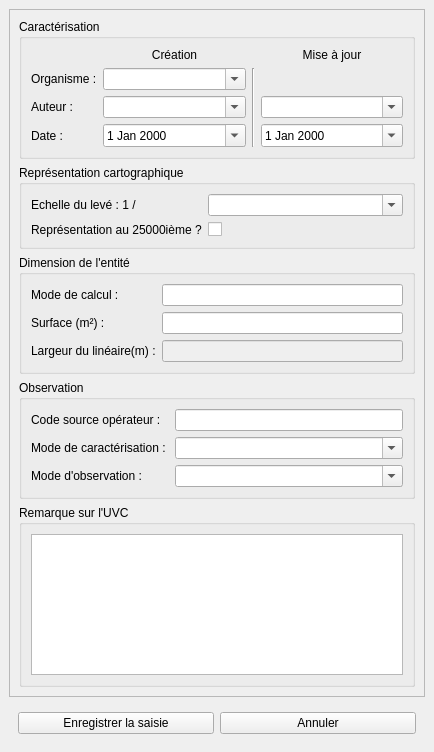
Old version of the form src/ui/form_uvc.ui in the repository IGNF/saisie_carhab.
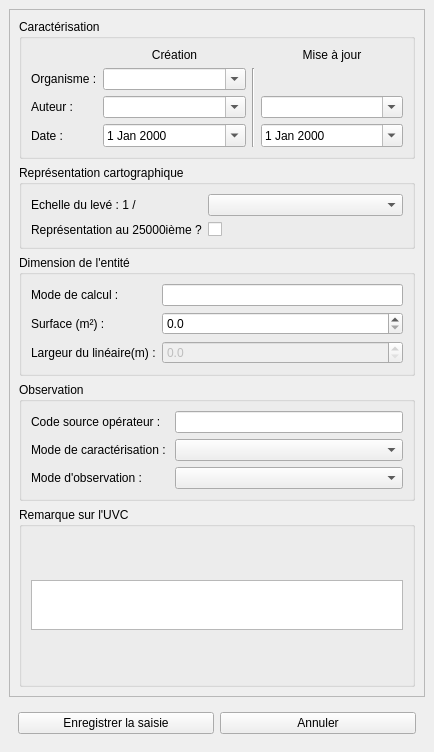
New version of the form.

Diff of the .ui file:
```diff
--- a/src/ui/form_uvc.ui
+++ b/src/ui/form_uvc.ui
@@ -171,7 +171,7 @@
               </sizepolicy>
              </property>
              <property name="editable">
-              <bool>true</bool>
+              <bool>false</bool>
              </property>
              <property name="sizeAdjustPolicy">
               <enum>QComboBox::AdjustToMinimumContentsLength</enum>
@@ -208,13 +208,6 @@
              </property>
             </widget>
            </item>
-           <item row="2" column="1">
-            <widget class="QLineEdit" name="surface">
-             <property name="readOnly">
-              <bool>true</bool>
-             </property>
-            </widget>
-           </item>
            <item row="3" column="0">
             <widget class="QLabel" name="label">
              <property name="text">
@@ -222,16 +215,6 @@
              </property>
             </widget>
            </item>
-           <item row="3" column="1">
-            <widget class="QLineEdit" name="larg_lin">
-             <property name="enabled">
-              <bool>false</bool>
-             </property>
-             <property name="readOnly">
-              <bool>false</bool>
-             </property>
-            </widget>
-           </item>
            <item row="1" column="1">
             <widget class="QLineEdit" name="calc_surf">
              <property name="readOnly">
@@ -246,6 +229,32 @@
              </property>
             </widget>
            </item>
+           <item row="3" column="1">
+            <widget class="QDoubleSpinBox" name="larg_lin">
+             <property name="enabled">
+              <bool>false</bool>
+             </property>
+             <property name="decimals">
+              <number>1</number>
+             </property>
+             <property name="singleStep">
+              <double>0.500000000000000</double>
+             </property>
+            </widget>
+           </item>
+           <item row="2" column="1">
+            <widget class="QDoubleSpinBox" name="surface">
+             <property name="decimals">
+              <number>1</number>
+             </property>
+             <property name="maximum">
+              <double>999999999.000000000000000</double>
+             </property>
+             <property name="singleStep">
+              <double>500.000000000000000</double>
+             </property>
+            </widget>
+           </item>
           </layout>
          </widget>
         </item>
@@ -321,7 +330,7 @@
                  </sizepolicy>
                 </property>
                 <property name="editable">
-                 <bool>true</bool>
+                 <bool>false</bool>
                 </property>
                 <property name="sizeAdjustPolicy">
                  <enum>QComboBox::AdjustToMinimumContentsLength</enum>
@@ -337,7 +346,7 @@
                  </sizepolicy>
                 </property>
                 <property name="editable">
-                 <bool>true</bool>
+                 <bool>false</bool>
                 </property>
                 <property name="sizeAdjustPolicy">
                  <enum>QComboBox::AdjustToMinimumContentsLength</enum>
@@ -370,6 +379,12 @@
                <verstretch>0</verstretch>
               </sizepolicy>
              </property>
+             <property name="maximumSize">
+              <size>
+               <width>16777215</width>
+               <height>50</height>
+              </size>
+             </property>
             </widget>
            </item>
           </layout>
```
Left out of the diff: 7 changed lines with no effect on the pictures.
